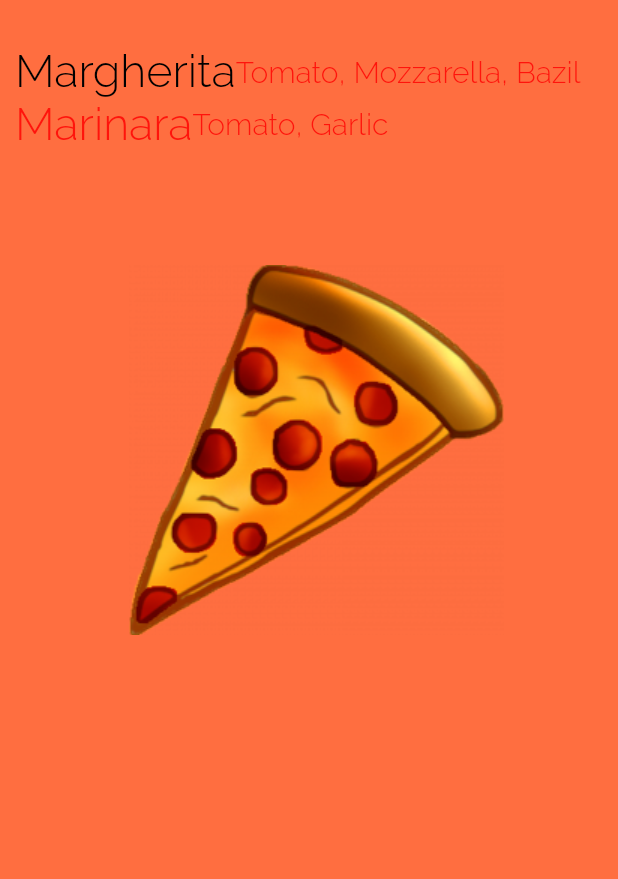
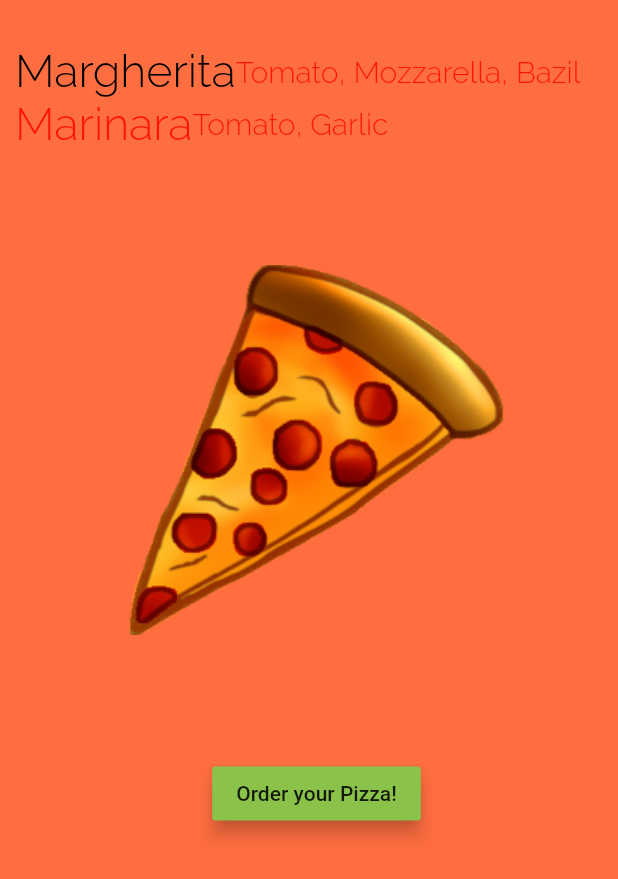
Before and after one commit to LiamPKenna/flutter-widget-test, a Flutter app: the screen it shows after launch, on a phone screen of 412 x 824 dp. Shown: the top 879 px of the screen. Run offline on Flutter 3.47's test engine with Material 2 defaults, Android fonts, the phone set to English and light mode, and no system bars.

Commit message:
Add button and alert / update formatting

```diff
--- a/lib/ui/home.dart
+++ b/lib/ui/home.dart
@@ -6,67 +6,99 @@ class Home extends StatelessWidget {
     return Center(
         child: Container(
             alignment: Alignment.center,
-        padding: EdgeInsets.only(top:30.0, left:10.0),
+            padding: EdgeInsets.only(top: 30.0, left: 10.0),
             color: Colors.deepOrangeAccent,
             child: Column(children: <Widget>[
-          Row(children: <Widget>[
-          Text('Margherita',
+              Row(
+                children: <Widget>[
+                  Text(
+                    'Margherita',
                     textDirection: TextDirection.ltr,
                     style: TextStyle(
                         fontSize: 30.0,
                         color: Colors.black,
                         decoration: TextDecoration.none,
                         fontFamily: 'Raleway',
-              fontWeight: FontWeight.w300
-            ),
+                        fontWeight: FontWeight.w300),
                   ),
                   Expanded(
-            child:Text('Tomato, Mozzarella, Bazil',
+                      child: Text(
+                    'Tomato, Mozzarella, Bazil',
                     textDirection: TextDirection.ltr,
                     style: TextStyle(
                         fontSize: 20.0,
                         decoration: TextDecoration.none,
                         fontFamily: 'Raleway',
-              fontWeight: FontWeight.w300
+                        fontWeight: FontWeight.w300),
+                  ))
+                ],
               ),
-          ))
-        ],),
-        Row(children: <Widget>[
-          Text('Marinara',
+              Row(
+                children: <Widget>[
+                  Text(
+                    'Marinara',
                     textDirection: TextDirection.ltr,
                     style: TextStyle(
                         fontSize: 30.0,
                         decoration: TextDecoration.none,
                         fontFamily: 'Raleway',
-              fontWeight: FontWeight.w300
-            ),
+                        fontWeight: FontWeight.w300),
                   ),
                   Expanded(
-            child:Text('Tomato, Garlic',
+                      child: Text(
+                    'Tomato, Garlic',
                     textDirection: TextDirection.ltr,
                     style: TextStyle(
                         fontSize: 20.0,
                         decoration: TextDecoration.none,
                         fontFamily: 'Raleway',
-              fontWeight: FontWeight.w300
-            ),
+                        fontWeight: FontWeight.w300),
                   ))
                 ],
               ),
               PizzaImageWidget(),
-        ]
-      )
-      )
-    );
+              OrderButton(),
+            ])));
   }
-
 }
 
 class PizzaImageWidget extends StatelessWidget {
   @override
   Widget build(BuildContext context) {
     AssetImage pizzaAsset = AssetImage('images/pizza.png');
-    Image image = Image(image: pizzaAsset, width: 400.0, height: 400.0, );
+    Image image = Image(
+      image: pizzaAsset,
+      width: 400.0,
+      height: 400.0,
+    );
     return Container(child: image);
   }
 }
+
+class OrderButton extends StatelessWidget {
+  @override
+  Widget build(BuildContext context) {
+    var button = Container(
+      margin: EdgeInsets.only(top: 5.0),
+      child: RaisedButton(
+          onPressed: () {
+            order(context);
+          },
+          child: Text("Order your Pizza!"),
+          elevation: 5.0,
+          color: Colors.lightGreen),
+    );
+    return button;
+  }
+
+  void order(BuildContext context) {
+    var alert = AlertDialog(
+      title: Text("Order Completed"),
+      content: Text("Thanks for your order"),
+    );
+    showDialog(
+      context: context,
+      builder: (BuildContext context) => alert,
+    );
+  }
+}
```
Lines whose indentation alone changed are shown as unchanged.
